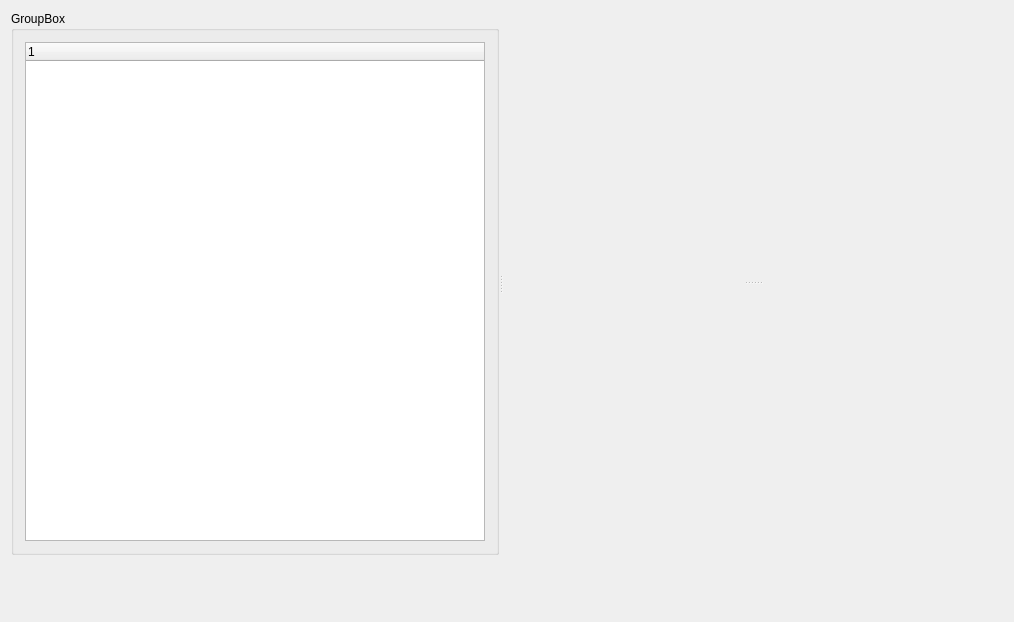
Above: mainwindow.ui from Chronius/QtCpuLoadTempWIn before the change. Below: the same form after it.
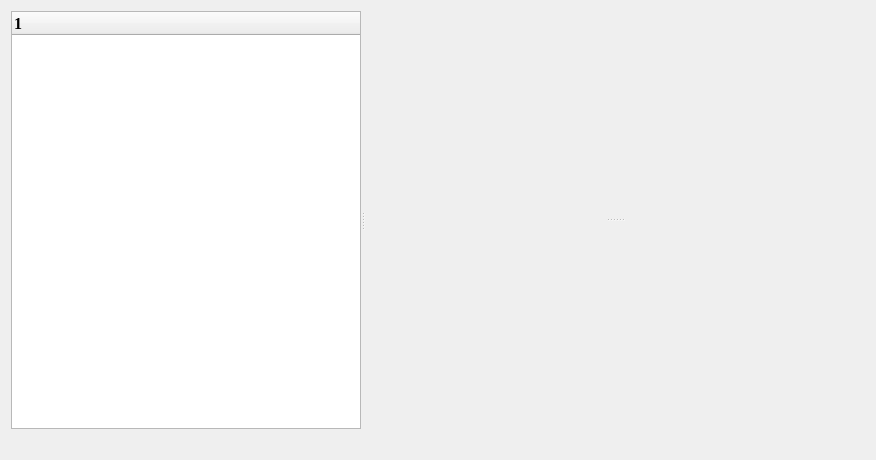
That is the form after the change. Custom widgets are drawn as their Qt base class.

```diff
--- a/mainwindow.ui
+++ b/mainwindow.ui
@@ -6,66 +6,31 @@
    <rect>
     <x>0</x>
     <y>0</y>
-    <width>1014</width>
-    <height>622</height>
+    <width>876</width>
+    <height>460</height>
    </rect>
   </property>
-  <property name="windowTitle">
-   <string>MainWindow</string>
-  </property>
-  <widget class="QWidget" name="centralWidget">
-   <layout class="QGridLayout" name="gridLayout_2">
-    <item row="1" column="1">
-     <widget class="QLabel" name="label">
-      <property name="maximumSize">
-       <size>
-        <width>16777215</width>
-        <height>50</height>
-       </size>
-      </property>
       <property name="font">
        <font>
-        <family>Arial</family>
-        <pointsize>24</pointsize>
-       </font>
-      </property>
-      <property name="text">
-       <string/>
-      </property>
-      <property name="textFormat">
-       <enum>Qt::AutoText</enum>
-      </property>
-     </widget>
-    </item>
-    <item row="0" column="0" colspan="2">
-     <widget class="QSplitter" name="splitter_2">
-      <property name="orientation">
-       <enum>Qt::Horizontal</enum>
-      </property>
-      <widget class="QGroupBox" name="groupBox">
-       <property name="enabled">
-        <bool>true</bool>
-       </property>
-       <property name="minimumSize">
-        <size>
-         <width>300</width>
-         <height>0</height>
-        </size>
-       </property>
-       <property name="maximumSize">
-        <size>
-         <width>600</width>
-         <height>16777215</height>
-        </size>
-       </property>
-       <property name="title">
-        <string>GroupBox</string>
-       </property>
+    <family>Times New Roman</family>
+    <pointsize>12</pointsize>
+    <weight>75</weight>
+    <bold>true</bold>
+   </font>
+  </property>
+  <property name="contextMenuPolicy">
+   <enum>Qt::NoContextMenu</enum>
+  </property>
+  <property name="windowTitle">
+   <string>Демонстрационное программное обеспечение</string>
+  </property>
+  <widget class="QWidget" name="centralWidget">
        <layout class="QGridLayout" name="gridLayout">
-        <property name="sizeConstraint">
-         <enum>QLayout::SetMinimumSize</enum>
-        </property>
         <item row="0" column="0">
+     <widget class="QSplitter" name="splitter_2">
+      <property name="orientation">
+       <enum>Qt::Horizontal</enum>
+      </property>
          <widget class="QTreeWidget" name="treeWidget">
           <column>
            <property name="text">
@@ -73,9 +38,6 @@
            </property>
           </column>
          </widget>
-        </item>
-       </layout>
-      </widget>
       <widget class="QSplitter" name="splitter">
        <property name="orientation">
         <enum>Qt::Vertical</enum>
@@ -100,6 +62,8 @@
      </widget>
     </item>
     <item row="1" column="0">
+     <layout class="QHBoxLayout" name="horizontalLayout">
+      <item>
      <spacer name="horizontalSpacer">
       <property name="orientation">
        <enum>Qt::Horizontal</enum>
@@ -111,6 +75,8 @@
        </size>
       </property>
      </spacer>
+      </item>
+     </layout>
     </item>
    </layout>
   </widget>
```
Lines whose indentation alone changed are shown as unchanged.
